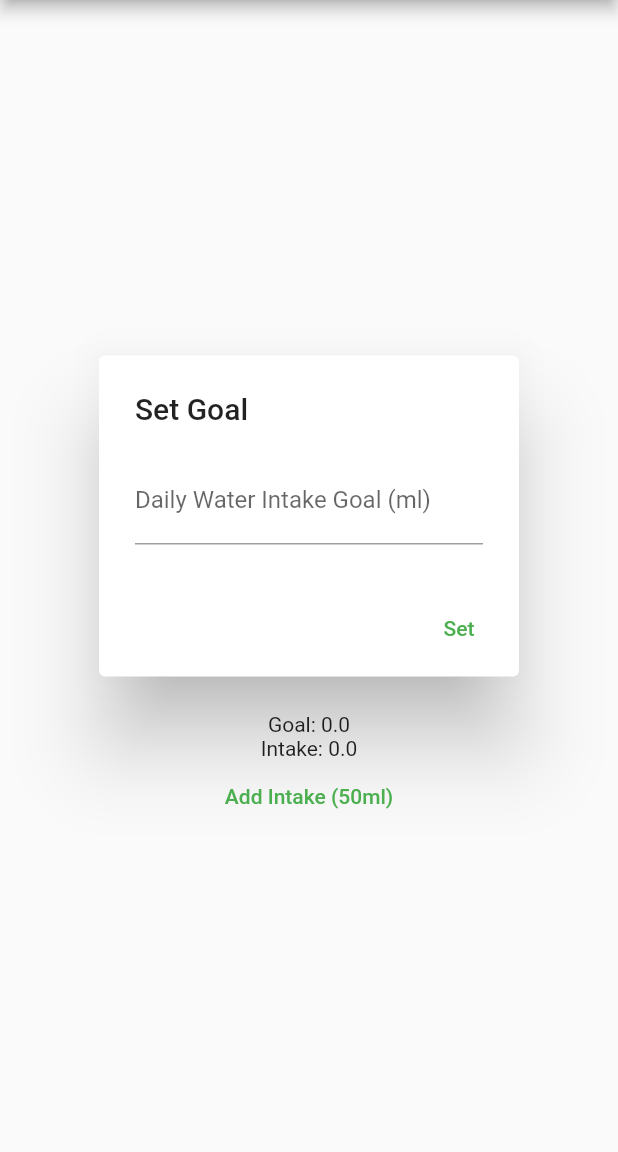
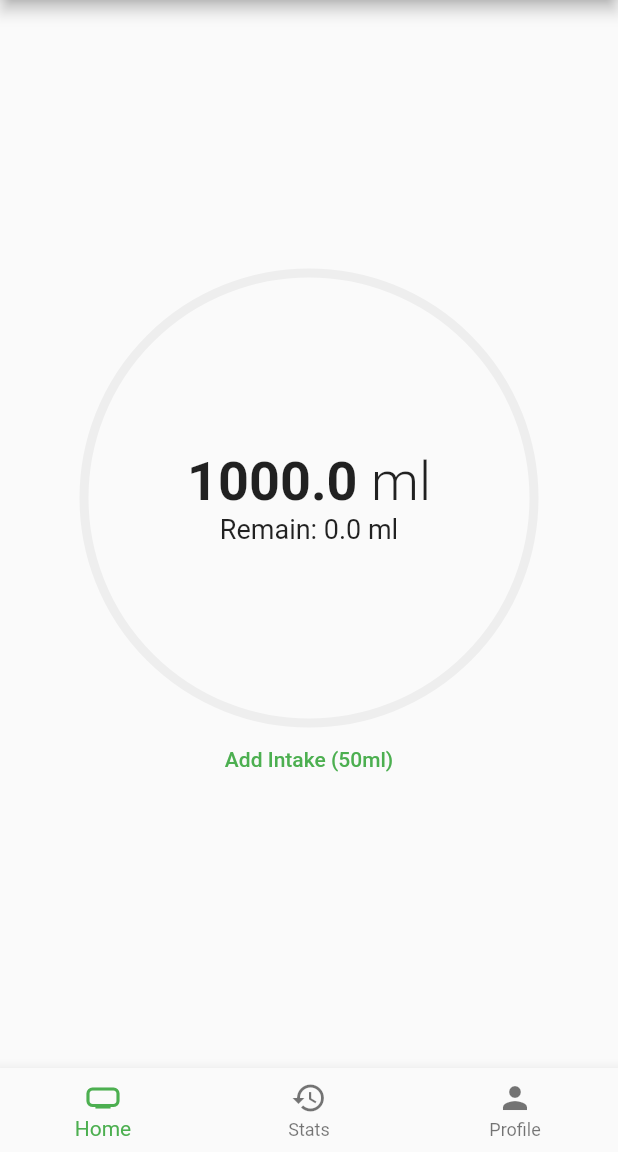
Before and after one commit to sarkartanmay393/WaterDairy, a Flutter app: the screen it shows after launch, on a phone screen of 412 x 824 dp, the part 84-1236 px from its top. Run offline on Flutter 3.47's test engine with Material 2 defaults, Android fonts, the phone set to English and light mode, and no system bars; our stand-ins replace font_awesome_flutter, hooks_riverpod, riverpod, simple_circular_progress_bar.

Commit message:
Add: Layout and Circular Progression of Water Intake

```diff
--- /dev/null
+++ b/lib/layout.dart
@@ -0,0 +1,36 @@
+import 'package:flutter/material.dart';
+import 'package:hooks_riverpod/hooks_riverpod.dart';
+import 'package:font_awesome_flutter/font_awesome_flutter.dart';
+import 'package:waterdairy/screens/history.dart';
+import 'package:waterdairy/screens/home.dart';
+import 'package:waterdairy/screens/profile.dart';
+
+import 'main.dart';
+
+class Layout extends HookConsumerWidget {
+  const Layout({super.key});
+
+  @override
+  Widget build(BuildContext context, WidgetRef ref) {
+    final otherStateObjects = ref.watch(OtherStateObjectsProvider);
+    final screens = [const Home(), const History(), const Profile()];
+
+    return Scaffold(
+      appBar: AppBar(
+        title: const Text("Water Dairy"),
+      ),
+      body: screens[otherStateObjects.currentTabIndex],
+      bottomNavigationBar: BottomNavigationBar(
+        items: const [
+          BottomNavigationBarItem(icon: Icon(Icons.home_max), label: "Home"),
+          BottomNavigationBarItem(icon: Icon(Icons.history), label: "Stats"),
+          BottomNavigationBarItem(icon: Icon(Icons.person), label: "Profile"),
+        ],
+        currentIndex: otherStateObjects.currentTabIndex,
+        onTap: (value) => {
+          ref.read(OtherStateObjectsProvider.notifier).changeTabIndex(value)
+        },
+      ),
+    );
+  }
+}
--- a/lib/main.dart
+++ b/lib/main.dart
@@ -1,7 +1,9 @@
 import 'package:flutter/material.dart';
 import 'package:hooks_riverpod/hooks_riverpod.dart';
 
-import 'utils/daily_water_intake.dart';
+import 'providers/daily_water_intake.dart';
+import 'providers/other_state_objects.dart';
+import 'layout.dart';
 
 final addDailyWaterIntakeKey = UniqueKey();
 final completedFilterKey = UniqueKey();
@@ -9,6 +11,12 @@ final completedFilterKey = UniqueKey();
 final dailyWaterIntakeProvider =
     StateNotifierProvider<DailyWaterIntakeController, DailyWaterIntake>((ref) {
   return DailyWaterIntakeController();
+});
+
+final OtherStateObjectsProvider =
+    StateNotifierProvider<OtherStateObjectsController, OtherStateObjects>(
+        (ref) {
+  return OtherStateObjectsController();
 });
 
 void main() {
@@ -27,70 +35,7 @@ class MyApp extends StatelessWidget {
       theme: ThemeData(
         primarySwatch: Colors.green,
       ),
-      home: const Home(),
+      home: const Layout(),
     );
   }
 }
-
-class Home extends HookConsumerWidget {
-  const Home({Key? key}) : super(key: key);
-
-  @override
-  Widget build(BuildContext context, WidgetRef ref) {
-    final dailyWaterIntake = ref.watch(dailyWaterIntakeProvider);
-    final goalAmountController = TextEditingController();
-
-    return Scaffold(
-      appBar: AppBar(
-        title: const Text("Water Dairy"),
-      ),
-      body: Center(
-        child: Column(
-          mainAxisAlignment: MainAxisAlignment.center,
-          children: [
-            if (dailyWaterIntake.goal < 0.1)
-              AlertDialog(
-                title: const Text("Set Goal"),
-                content: TextField(
-                  controller: goalAmountController,
-                  decoration: const InputDecoration(
-                    labelText: "Daily Water Intake Goal (ml)",
-                  ),
-                  keyboardType: TextInputType.number,
-                ),
-                actions: [
-                  TextButton(
-                      onPressed: () => {
-                            if (goalAmountController.text.isNotEmpty)
-                              {
-                                ref
-                                    .read(dailyWaterIntakeProvider.notifier)
-                                    .setInitialGoal(
-                                        double.parse(goalAmountController.text))
-                              }
-                          },
-                      child: const Text("Set")),
-                ],
-              ),
-            Text('Goal: ${dailyWaterIntake.goal}'),
-            Text('Intake: ${dailyWaterIntake.intake}'),
-            if (!dailyWaterIntake.completed)
-              TextButton(
-                onPressed: () => {
-                  ref.read(dailyWaterIntakeProvider.notifier).addIntake(50.0),
-                },
-                child: const Text('Add Intake (50ml)'),
-              ),
-            if (dailyWaterIntake.completed)
-              TextButton(
-                onPressed: () => {
-                  ref.read(dailyWaterIntakeProvider.notifier).resetIntake(),
-                },
-                child: const Text('Reset Intake'),
-              ),
-          ],
-        ),
-      ),
-    );
-  }
-}
--- a/lib/utils/daily_water_intake.dart
+++ b/lib/providers/daily_water_intake.dart
@@ -10,14 +10,16 @@ class DailyWaterIntake {
   const DailyWaterIntake({
     required this.id,
     required this.intake,
-    this.goal = 0.0,
+    this.goal = 1000.0,
     this.completed = false,
+    this.intakePercentage = 0.0,
   });
 
   final String id;
   final double goal;
   final double intake;
   final bool completed;
+  final double intakePercentage;
 
   @override
   String toString() {
@@ -33,27 +35,34 @@ class DailyWaterIntakeController extends StateNotifier<DailyWaterIntake> {
     state = DailyWaterIntake(
       id: _uuid.v4(),
       goal: goal,
-      intake: 0.0,
+      intake: 1000.0,
       completed: false,
     );
   }
 
   void addIntake(double intakeAmount) {
     double currentIntake = state.intake + intakeAmount;
+    double currentIntakePercentage = (currentIntake / state.goal);
+    if (!(currentIntakePercentage > 0.0 && currentIntakePercentage <= 1.0)) {
+      currentIntakePercentage = 0.0;
+    }
+
     state = DailyWaterIntake(
       id: _uuid.v4(),
       goal: state.goal,
       intake: currentIntake,
       completed: currentIntake >= state.goal ? true : state.completed,
+      intakePercentage: currentIntakePercentage,
     );
   }
 
   void resetIntake() {
     state = DailyWaterIntake(
       id: _uuid.v4(),
-      goal: 0.0,
+      goal: state.goal,
       intake: 0.0,
       completed: false,
+      intakePercentage: 0.0,
     );
   }
 }
--- /dev/null
+++ b/lib/screens/home.dart
@@ -0,0 +1,116 @@
+import 'package:flutter/material.dart';
+import 'package:hooks_riverpod/hooks_riverpod.dart';
+import 'package:simple_circular_progress_bar/simple_circular_progress_bar.dart';
+
+import '../main.dart';
+
+class Home extends HookConsumerWidget {
+  const Home({Key? key}) : super(key: key);
+
+  @override
+  Widget build(BuildContext context, WidgetRef ref) {
+    final dailyWaterIntake = ref.watch(dailyWaterIntakeProvider);
+    final goalAmountController = TextEditingController();
+
+    return Scaffold(
+      body: Center(
+        child: Column(
+          mainAxisAlignment: MainAxisAlignment.center,
+          children: [
+            // if (dailyWaterIntake.goal < -0.1)
+            //   AlertDialog(
+            //     title: const Text("Set Goal"),
+            //     content: TextField(
+            //       controller: goalAmountController,
+            //       decoration: const InputDecoration(
+            //         labelText: "Daily Water Intake Goal (ml)",
+            //       ),
+            //       keyboardType: TextInputType.number,
+            //     ),
+            //     actions: [
+            //       TextButton(
+            //           onPressed: () => {
+            //                 if (goalAmountController.text.isNotEmpty)
+            //                   {
+            //                     ref
+            //                         .read(dailyWaterIntakeProvider.notifier)
+            //                         .setInitialGoal(
+            //                             double.parse(goalAmountController.text))
+            //                   }
+            //               },
+            //           child: const Text("Set")),
+            //     ],
+            //   ),
+            SizedBox(
+              height: 300,
+              width: 300,
+              child: Stack(
+                alignment: AlignmentDirectional.center,
+                children: [
+                  SizedBox(
+                    height: 300,
+                    width: 300,
+                    child: CircularProgressIndicator(
+                      strokeWidth: 6,
+                      backgroundColor: Colors.grey.shade200,
+                      value: dailyWaterIntake.intakePercentage,
+                    ),
+                  ),
+                  Column(
+                    mainAxisAlignment: MainAxisAlignment.center,
+                    children: [
+                      Row(
+                        mainAxisAlignment: MainAxisAlignment.center,
+                        children: [
+                          Text(
+                            '${dailyWaterIntake.goal} ',
+                            style: const TextStyle(
+                                fontSize: 36, fontWeight: FontWeight.bold),
+                          ),
+                          const Text(
+                            'ml',
+                            style: TextStyle(
+                                fontSize: 36, fontWeight: FontWeight.w300),
+                          ),
+                        ],
+                      ),
+                      Text(
+                        'Remain: ${dailyWaterIntake.intake} ml',
+                        style: const TextStyle(
+                            fontSize: 18, fontWeight: FontWeight.w400),
+                      ),
+                    ],
+                  ),
+                ],
+              ),
+            ),
+
+            // SimpleCircularProgressBar(
+            //   size: 300,
+            //   progressColors: const [Colors.green],
+            //   backColor: Colors.grey.shade200,
+            //   mergeMode: true,
+            //   valueNotifier:
+            //       ValueNotifier<double>(dailyWaterIntake.intakePercentage),
+            // ),
+
+            if (!dailyWaterIntake.completed)
+              TextButton(
+                onPressed: () => {
+                  ref.read(dailyWaterIntakeProvider.notifier).addIntake(50.0),
+                },
+                child: const Text('Add Intake (50ml)'),
+              ),
+            if (dailyWaterIntake.completed)
+              TextButton(
+                onPressed: () => {
+                  ref.read(dailyWaterIntakeProvider.notifier).resetIntake(),
+                },
+                child: const Text('Reset Intake'),
+              ),
+          ],
+        ),
+      ),
+    );
+  }
+}
--- /dev/null
+++ b/lib/screens/profile.dart
@@ -0,0 +1,13 @@
+import 'package:flutter/material.dart';
+import 'package:hooks_riverpod/hooks_riverpod.dart';
+
+class Profile extends HookConsumerWidget {
+  const Profile({Key? key}) : super(key: key);
+
+  @override
+  Widget build(BuildContext context, WidgetRef ref) {
+    return const Scaffold(
+      body: Center(child: Text("Coming Soon!")),
+    );
+  }
+}
--- a/pubspec.yaml
+++ b/pubspec.yaml
@@ -38,6 +38,8 @@ dependencies:
   flutter_hooks: ^0.18.6
   hooks_riverpod: ^2.3.6
   uuid: ^3.0.7
+  font_awesome_flutter: ^10.4.0
+  simple_circular_progress_bar: ^1.0.2
 
 dev_dependencies:
   flutter_test:
```
Also changed, not shown: lib/providers/other_state_objects.dart (added, +28 -0 lines), lib/screens/history.dart (added, +13 -0 lines), pubspec.lock.
